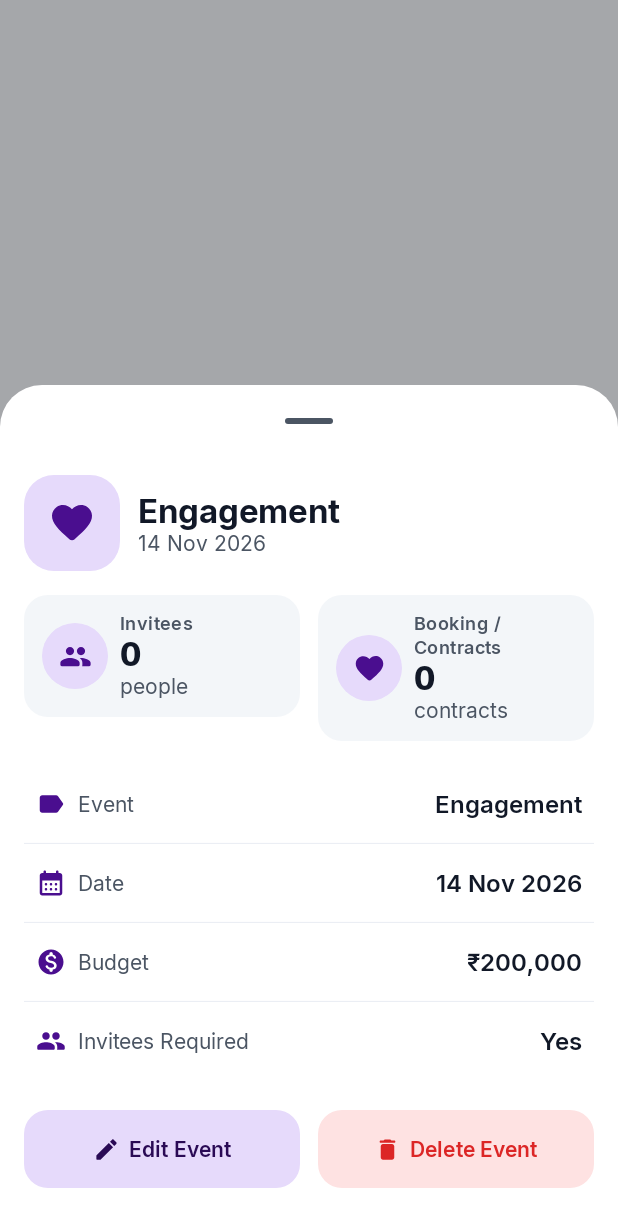
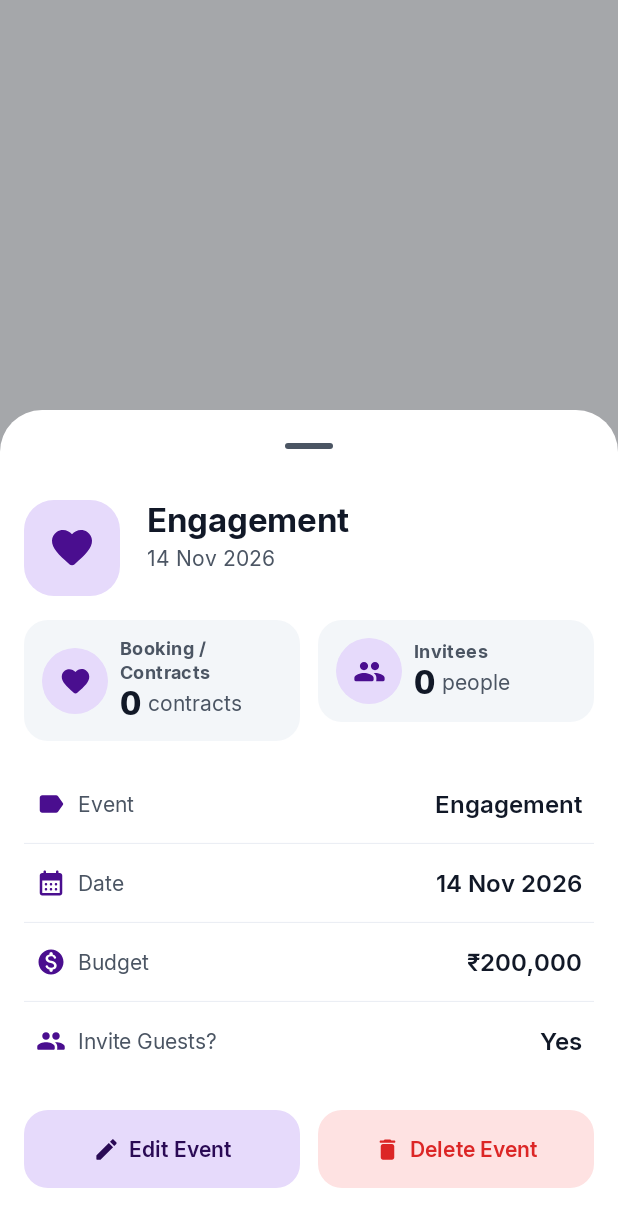
Before and after one commit to sabujdip01/MyEvents, an Android app built with Jetpack Compose: the composable EventDetailsSheet called with sample values from the repository, on a phone screen of 412 x 824 dp. Shown: the top 1227 px of the screen. Run offline under Robolectric (Android 15) with nearby library versions, the phone set to English and light mode, and no system bars; our stand-ins replace Dagger/Hilt's generated code; 4 statements that could not run were skipped.

Commit message:
fix(events): update view event popup layout & cell icon spacing
- Swap stat cards order and inline callout subtitle with bold title
- Adjust header icon/title spacing and rename Invite Guests?
- Increase calendar cell icon vertical gap by 80%

Version: V0.10.10

```diff
--- a/app/src/main/java/sabuj/m/myevents/feature/events/AddEditEventSheet.kt
+++ b/app/src/main/java/sabuj/m/myevents/feature/events/AddEditEventSheet.kt
@@ -255,7 +255,7 @@ fun AddEditEventSheet(
                 verticalAlignment = Alignment.CenterVertically,
             ) {
                 Text(
-                    text     = "Invitees required",
+                    text     = "Invite Guests?",
                     style    = labelL,
                     color    = AppColor.text,
                     modifier = Modifier.weight(1f),
--- a/app/src/main/java/sabuj/m/myevents/feature/events/EventDetailsSheet.kt
+++ b/app/src/main/java/sabuj/m/myevents/feature/events/EventDetailsSheet.kt
@@ -33,6 +33,7 @@ import androidx.compose.ui.Alignment
 import androidx.compose.ui.Modifier
 import androidx.compose.ui.draw.clip
 import androidx.compose.ui.graphics.vector.ImageVector
+import androidx.compose.ui.text.font.FontWeight
 import androidx.compose.ui.unit.dp
 import sabuj.m.myevents.core.theme.AppColor
 import sabuj.m.myevents.core.theme.Spacing
@@ -70,25 +71,41 @@ fun EventDetailsSheet(
         containerColor      = AppColor.surface,
         shape               = RoundedCornerShape(topStart = 28.dp, topEnd = 28.dp),
     ) {
+        EventDetailsContent(
+            event    = event,
+            onEdit   = onEdit,
+            onDelete = onDelete,
+        )
+    }
+}
+
+@Composable
+fun EventDetailsContent(
+    event: Event,
+    onEdit: () -> Unit,
+    onDelete: () -> Unit,
+) {
     Column(
         modifier = Modifier
             .fillMaxWidth()
+            .background(AppColor.surface)
             .padding(horizontal = Spacing.lg, vertical = Spacing.md),
     ) {
         // ── Header: icon + title + date ─────────────────────────
-            Row(verticalAlignment = Alignment.CenterVertically) {
+        Row(verticalAlignment = Alignment.Top) {
             IconChip(
                 icon               = event.icon.fallback,
                 contentDescription = event.title,
                 size               = IconChipSize.Lg,
             )
-                Spacer(Modifier.width(Spacing.md))
+            Spacer(Modifier.width(18.dp))
             Column {
                 Text(
                     text  = event.title,
                     style = titleL,
                     color = AppColor.text,
                 )
+                Spacer(Modifier.height(Spacing.xs))
                 Text(
                     text  = DateUtils.formatDisplay(event.date),
                     style = bodyM,
@@ -105,17 +122,17 @@ fun EventDetailsSheet(
             horizontalArrangement = Arrangement.spacedBy(Spacing.md),
         ) {
             StatTile(
+                icon    = event.icon.fallback,
+                label   = "Booking / Contracts",
+                value   = "0",
+                caption = "contracts",
+                modifier = Modifier.weight(1f),
+            )
+            StatTile(
                 icon    = Icons.Rounded.Group,
                 label   = "Invitees",
                 value   = if (event.inviteesRequired) "0" else "—",
                 caption = if (event.inviteesRequired) "people" else "Not required",
-                    modifier = Modifier.weight(1f),
-                )
-                StatTile(
-                    icon    = event.icon.fallback,
-                    label   = "Booking / Contracts",
-                    value   = "0",
-                    caption = "contracts",
                 modifier = Modifier.weight(1f),
             )
         }
@@ -143,7 +160,7 @@ fun EventDetailsSheet(
         HorizontalDivider(color = AppColor.outlineVariant, thickness = 0.5.dp)
         DetailRow(
             icon  = Icons.Rounded.Group,
-                label = "Invitees Required",
+            label = "Invite Guests?",
             value = if (event.inviteesRequired) "Yes" else "No",
         )
 
@@ -185,7 +202,6 @@ fun EventDetailsSheet(
         Spacer(Modifier.height(Spacing.xl))
     }
 }
-}
 
 /** Stat tile with icon, big number, label and caption — used for Invitees / Bookings. */
 @Composable
@@ -216,9 +232,19 @@ private fun StatTile(
             Spacer(Modifier.width(Spacing.sm))
             // Labels on right
             Column {
-                Text(text = label, style = labelM, color = AppColor.text2)
+                Text(
+                    text       = label,
+                    style      = labelM,
+                    fontWeight = FontWeight.Bold,
+                    color      = AppColor.text2,
+                )
+                Row(
+                    verticalAlignment = Alignment.CenterVertically,
+                    horizontalArrangement = Arrangement.spacedBy(Spacing.xs),
+                ) {
                     Text(text = value, style = numberL, color = AppColor.text)
                     Text(text = caption, style = bodyM, color = AppColor.text2)
+                }
             }
         }
     }
--- a/app/src/main/java/sabuj/m/myevents/feature/events/EventsScreen.kt
+++ b/app/src/main/java/sabuj/m/myevents/feature/events/EventsScreen.kt
@@ -567,7 +567,7 @@ private fun DateCell(
                     color = dayColor,
                 )
                 if (event != null) {
-                    Spacer(Modifier.height(2.dp))
+                    Spacer(Modifier.height(3.6.dp))
                     Icon(
                         imageVector        = event.icon.fallback,
                         contentDescription = event.title,
--- a/app/src/main/res/values/strings.xml
+++ b/app/src/main/res/values/strings.xml
@@ -50,7 +50,7 @@
     <string name="events_field_date">Event date</string>
     <string name="events_field_icon">Event icon</string>
     <string name="events_field_budget">Budget (₹)</string>
-    <string name="events_field_invitees_required">Invitees required</string>
+    <string name="events_field_invitees_required">Invite Guests?</string>
     <string name="events_delete_title">Delete event?</string>
     <string name="events_delete_body">This will also delete all bookings, expenses, invitees and tasks linked to this event.</string>
     <string name="events_deleted">Event deleted</string>
```
Also changed, not shown: 1 other file. Lines whose indentation alone changed are shown as unchanged.
